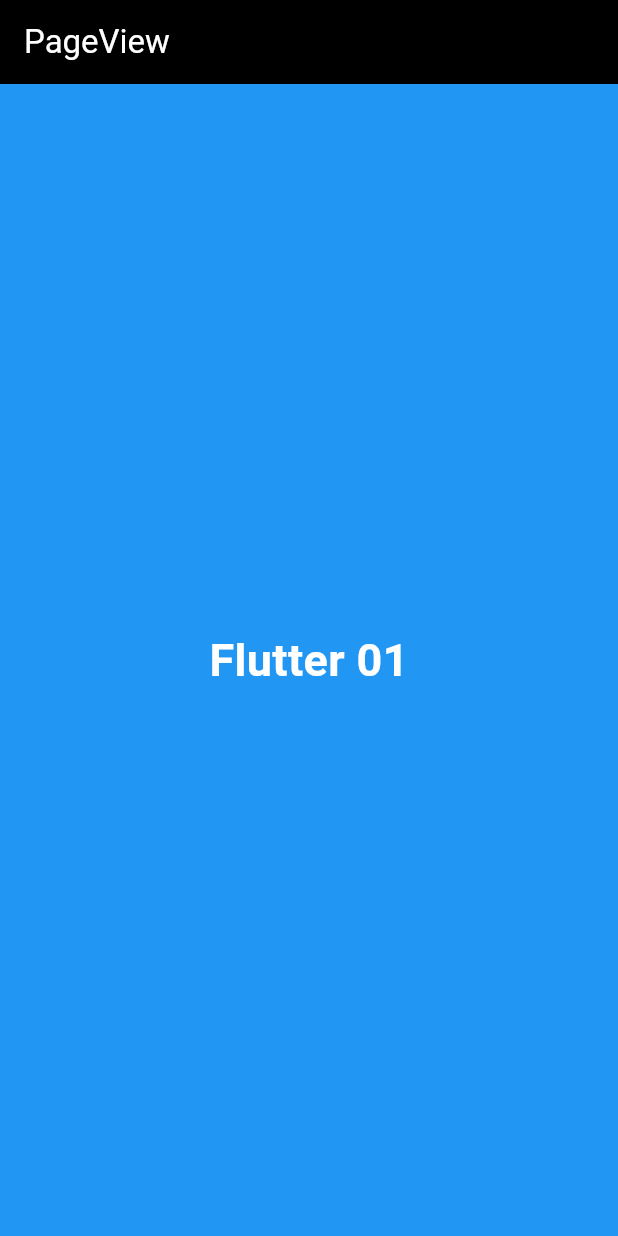
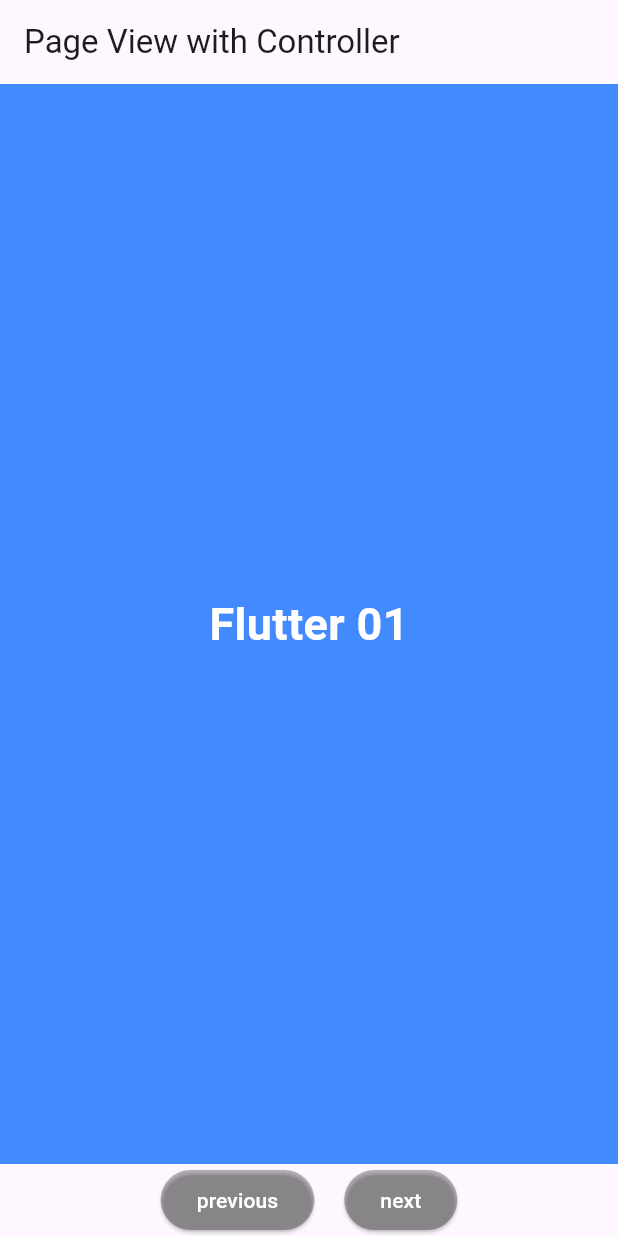
Before and after one commit to IRUKEKKACHI/250313-flutter-YS02, a Flutter app: the screen it shows after launch, on a phone screen of 412 x 824 dp. Run offline on Flutter 3.47's test engine with Material 3 defaults, Android fonts, the phone set to English and light mode, and no system bars.

Commit message:
feat: implement flow screen using PageController

```diff
--- a/lib/main.dart
+++ b/lib/main.dart
@@ -1,9 +1,12 @@
 import 'package:flutter/material.dart';
 import 'package:flutter_ys02_20230313/pageview/page_view_basic.dart' as pvBasic;
+import 'package:flutter_ys02_20230313/pageview/page_view_with_controller.dart'
+    as pvController;
 
 void main() {
   runApp(MaterialApp(
     debugShowCheckedModeBanner: false,
-    home: pvBasic.PageViewBasic(),
+    //home: pvBasic.PageViewBasic(),
+    home: pvController.PageViewWithController(),
   ));
 }
--- /dev/null
+++ b/lib/pageview/page_view_with_controller.dart
@@ -0,0 +1,133 @@
+import 'package:flutter/material.dart';
+
+class PageViewWithController extends StatefulWidget {
+  const PageViewWithController({super.key});
+
+  @override
+  State<PageViewWithController> createState() => _PageViewWithControllerState();
+}
+
+class _PageViewWithControllerState extends State<PageViewWithController> {
+  final PageController _controller = PageController();
+  int _currentPage = 0;
+
+  @override
+  void initState() {
+    super.initState();
+    _controller.addListener(() {
+      setState(() {
+        _currentPage = _controller.page!.round();
+      });
+    });
+  }
+
+  @override
+  void dispose() {
+    _controller.dispose();
+    super.dispose();
+  }
+
+  void goToNextPage() {
+    if (_currentPage < 2) {
+      _controller.animateToPage(_currentPage + 1,
+          duration: Duration(milliseconds: 500), curve: Curves.easeInOut);
+    }
+  }
+
+  void goToPreviousPage() {
+    if (_currentPage > 0) {
+      _controller.animateToPage(_currentPage - 1,
+          duration: Duration(milliseconds: 500), curve: Curves.easeInOut);
+    }
+  }
+
+  @override
+  Widget build(BuildContext context) {
+    return Scaffold(
+      appBar: AppBar(
+        title: Text(
+          'Page View with Controller',
+        ),
+      ),
+      body: Column(
+        children: [
+          Expanded(
+              child: PageView(
+            controller: _controller,
+            children: [
+              Container(
+                color: Colors.blueAccent,
+                child: Center(
+                  child: Text(
+                    'Flutter 01',
+                    style: TextStyle(
+                      color: Colors.white,
+                      fontWeight: FontWeight.bold,
+                      fontSize: 30,
+                    ),
+                  ),
+                ),
+              ),
+              Container(
+                color: Colors.orangeAccent,
+                child: Center(
+                  child: Text(
+                    'Flutter 02',
+                    style: TextStyle(
+                      color: Colors.white,
+                      fontWeight: FontWeight.bold,
+                      fontSize: 30,
+                    ),
+                  ),
+                ),
+              ),
+              Container(
+                color: Colors.pinkAccent,
+                child: Center(
+                  child: Text(
+                    'Flutter 03',
+                    style: TextStyle(
+                      color: Colors.white,
+                      fontWeight: FontWeight.bold,
+                      fontSize: 30,
+                    ),
+                  ),
+                ),
+              )
+            ],
+          )),
+          Row(
+            mainAxisAlignment: MainAxisAlignment.center,
+            children: [
+              ElevatedButton(
+                style: ElevatedButton.styleFrom(
+                  backgroundColor: Colors.black26,
+                ),
+                onPressed: goToPreviousPage,
+                child: Text(
+                  'previous',
+                  style: TextStyle(
+                    color: Colors.white,
+                  ),
+                ),
+              ),
+              SizedBox(width: 20),
+              ElevatedButton(
+                style: ElevatedButton.styleFrom(
+                  backgroundColor: Colors.black26,
+                ),
+                onPressed: goToNextPage,
+                child: Text(
+                  'next',
+                  style: TextStyle(
+                    color: Colors.white,
+                  ),
+                ),
+              )
+            ],
+          )
+        ],
+      ),
+    );
+  }
+}
```
